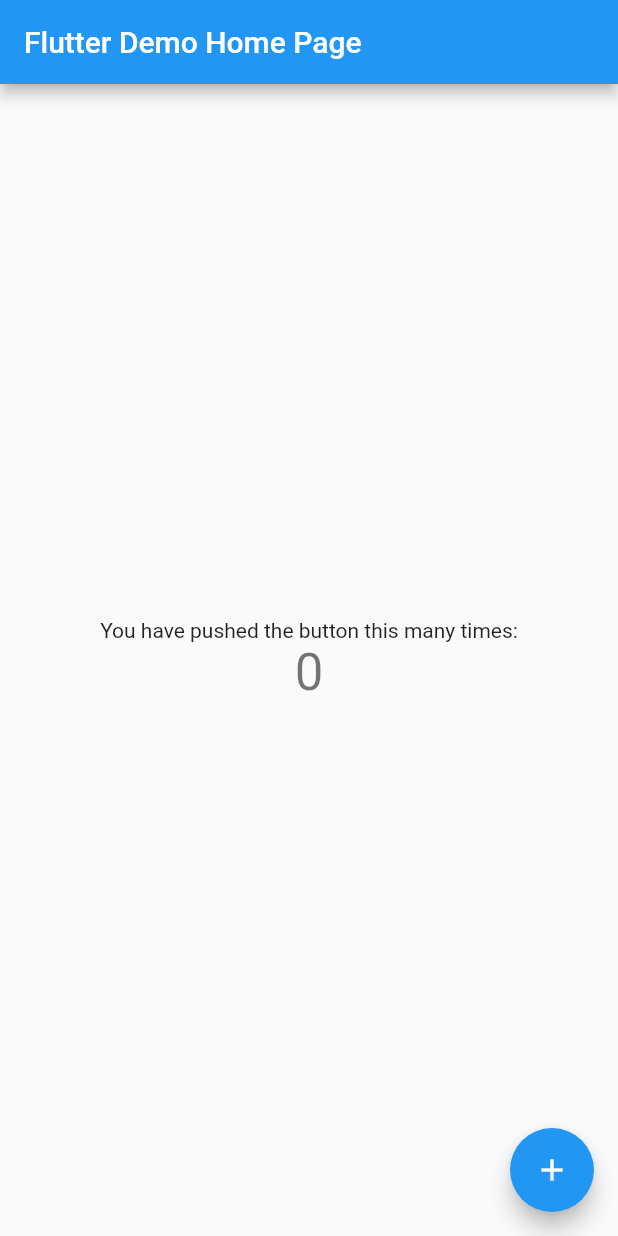
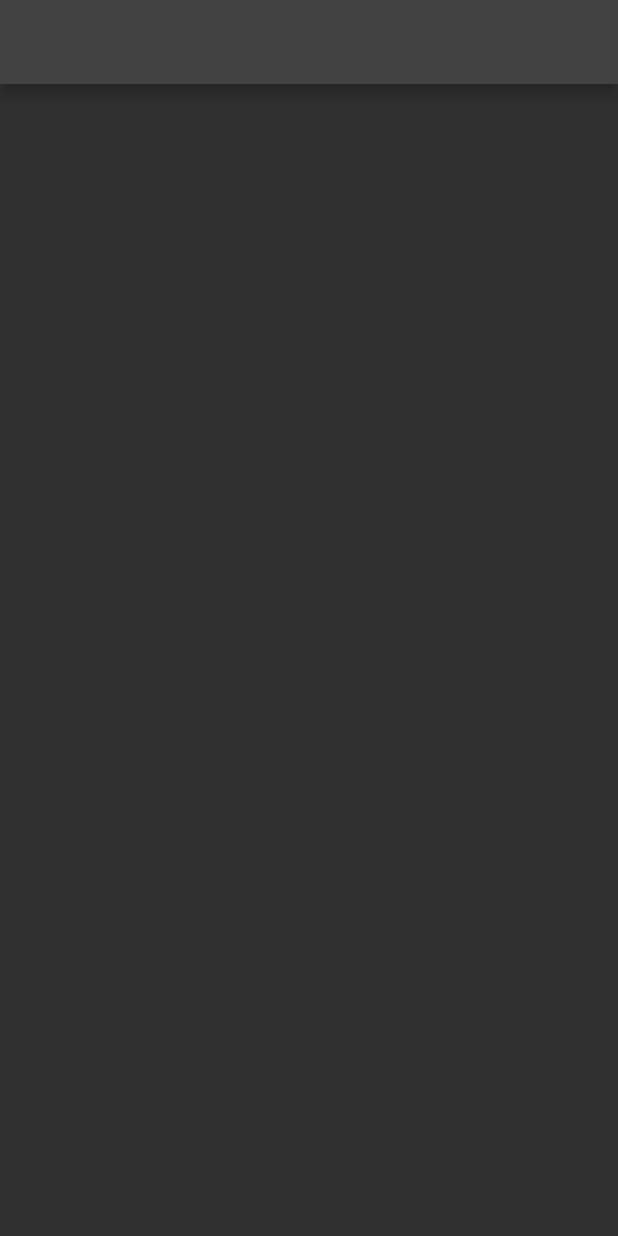
Before and after one commit to beshoy27/EgyptEye, a Flutter app: the screen it shows after launch, on a phone screen of 412 x 824 dp. Run offline on Flutter 3.47's test engine with Material 2 defaults, Android fonts, the light colour scheme and no system bars.

Commit message:
add pages

```diff
--- /dev/null
+++ b/egypt_eye/lib/homescreen.dart
@@ -0,0 +1,20 @@
+import 'package:flutter/cupertino.dart';
+import 'package:flutter/material.dart';
+
+class HomeScreen extends StatefulWidget {
+  const HomeScreen({super.key});
+
+  @override
+  State<HomeScreen> createState() => _HomeScreenState();
+}
+
+class _HomeScreenState extends State<HomeScreen> {
+  @override
+  Widget build(BuildContext context) {
+    return Scaffold(
+      appBar: AppBar(),
+      body: Container(),
+
+    );
+  }
+}
--- a/egypt_eye/lib/main.dart
+++ b/egypt_eye/lib/main.dart
@@ -1,3 +1,4 @@
+import 'package:egypt_eye/homescreen.dart';
 import 'package:flutter/material.dart';
 
 void main() {
@@ -7,109 +8,12 @@
 class MyApp extends StatelessWidget {
   const MyApp({super.key});
 
-  // This widget is the root of your application.
   @override
   Widget build(BuildContext context) {
     return MaterialApp(
-      title: 'Flutter Demo',
-      theme: ThemeData(
-        // This is the theme of your application.
-        //
-        // Try running your application with "flutter run". You'll see the
-        // application has a blue toolbar. Then, without quitting the app, try
-        // changing the primarySwatch below to Colors.green and then invoke
-        // "hot reload" (press "r" in the console where you ran "flutter run",
-        // or simply save your changes to "hot reload" in a Flutter IDE).
-        // Notice that the counter didn't reset back to zero; the application
-        // is not restarted.
-        primarySwatch: Colors.blue,
-      ),
-      home: const MyHomePage(title: 'Flutter Demo Home Page'),
+      debugShowCheckedModeBanner: false,
+      theme: ThemeData.dark(),
+      home: HomeScreen(),
     );
   }
 }
-
-class MyHomePage extends StatefulWidget {
-  const MyHomePage({super.key, required this.title});
-
-  // This widget is the home page of your application. It is stateful, meaning
-  // that it has a State object (defined below) that contains fields that affect
-  // how it looks.
-
-  // This class is the configuration for the state. It holds the values (in this
-  // case the title) provided by the parent (in this case the App widget) and
-  // used by the build method of the State. Fields in a Widget subclass are
-  // always marked "final".
-
-  final String title;
-
-  @override
-  State<MyHomePage> createState() => _MyHomePageState();
-}
-
-class _MyHomePageState extends State<MyHomePage> {
-  int _counter = 0;
-
-  void _incrementCounter() {
-    setState(() {
-      // This call to setState tells the Flutter framework that something has
-      // changed in this State, which causes it to rerun the build method below
-      // so that the display can reflect the updated values. If we changed
-      // _counter without calling setState(), then the build method would not be
-      // called again, and so nothing would appear to happen.
-      _counter++;
-    });
-  }
-
-  @override
-  Widget build(BuildContext context) {
-    // This method is rerun every time setState is called, for instance as done
-    // by the _incrementCounter method above.
-    //
-    // The Flutter framework has been optimized to make rerunning build methods
-    // fast, so that you can just rebuild anything that needs updating rather
-    // than having to individually change instances of widgets.
-    return Scaffold(
-      appBar: AppBar(
-        // Here we take the value from the MyHomePage object that was created by
-        // the App.build method, and use it to set our appbar title.
-        title: Text(widget.title),
-      ),
-      body: Center(
-        // Center is a layout widget. It takes a single child and positions it
-        // in the middle of the parent.
-        child: Column(
-          // Column is also a layout widget. It takes a list of children and
-          // arranges them vertically. By default, it sizes itself to fit its
-          // children horizontally, and tries to be as tall as its parent.
-          //
-          // Invoke "debug painting" (press "p" in the console, choose the
-          // "Toggle Debug Paint" action from the Flutter Inspector in Android
-          // Studio, or the "Toggle Debug Paint" command in Visual Studio Code)
-          // to see the wireframe for each widget.
-          //
-          // Column has various properties to control how it sizes itself and
-          // how it positions its children. Here we use mainAxisAlignment to
-          // center the children vertically; the main axis here is the vertical
-          // axis because Columns are vertical (the cross axis would be
-          // horizontal).
-          mainAxisAlignment: MainAxisAlignment.center,
-          children: <Widget>[
-            const Text(
-              'You have pushed the button this many times:',
-            ),
-            Text(
-              '$_counter',
-              style: Theme.of(context).textTheme.headline4,
-            ),
-          ],
-        ),
-      ),
-      floatingActionButton: FloatingActionButton(
-        onPressed: _incrementCounter,
-        tooltip: 'Increment',
-        child: const Icon(Icons.add),
-      ), // This trailing comma makes auto-formatting nicer for build methods.
-    );
-  }
-}
```
Also changed, not shown: egypt_eye/pubspec.yaml (+5 -2 lines), egypt_eye/assets/eye.png (added), egypt_eye/lib/view/exeplore.dart (added), egypt_eye/lib/view/favorites.dart (added), egypt_eye/lib/view/history.dart (added), egypt_eye/lib/view/map.dart (added), egypt_eye/lib/view/search.dart (added), egypt_eye/lib/view/signin.dart (added), egypt_eye/lib/view/signup.dart (added), egypt_eye/lib/view/suggest.dart (added), 1 other file.
